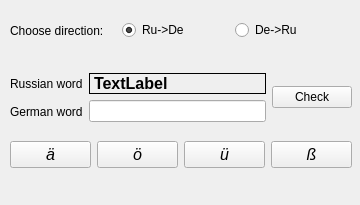
This is studywindow.ui in lelika1/disturber as Qt 5 draws it before an edit. The edited form follows.
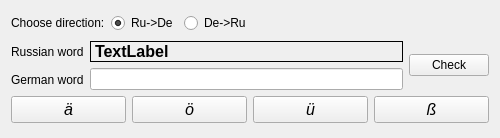
This is the edited form.

```diff
--- a/studywindow.ui
+++ b/studywindow.ui
@@ -9,8 +9,8 @@
    <rect>
     <x>0</x>
     <y>0</y>
-    <width>360</width>
-    <height>205</height>
+    <width>500</width>
+    <height>138</height>
    </rect>
   </property>
   <property name="sizePolicy">
@@ -21,14 +21,14 @@
   </property>
   <property name="minimumSize">
    <size>
-    <width>360</width>
-    <height>205</height>
+    <width>500</width>
+    <height>138</height>
    </size>
   </property>
   <property name="maximumSize">
    <size>
-    <width>360</width>
-    <height>205</height>
+    <width>500</width>
+    <height>138</height>
    </size>
   </property>
   <property name="cursor">
@@ -37,15 +37,8 @@
   <property name="windowTitle">
    <string>Study window</string>
   </property>
-  <widget class="QWidget" name="layoutWidget">
-   <property name="geometry">
-    <rect>
-     <x>10</x>
-     <y>20</y>
-     <width>331</width>
-     <height>21</height>
-    </rect>
-   </property>
+  <layout class="QVBoxLayout" name="verticalLayout_4">
+   <item>
    <layout class="QHBoxLayout" name="horizontalLayout_3">
     <item>
      <widget class="QLabel" name="label_3">
@@ -71,17 +64,22 @@
       </property>
      </widget>
     </item>
-   </layout>
-  </widget>
-  <widget class="QWidget" name="layoutWidget">
-   <property name="geometry">
-    <rect>
-     <x>10</x>
-     <y>60</y>
-     <width>342</width>
-     <height>121</height>
-    </rect>
-   </property>
+     <item>
+      <spacer name="horizontalSpacer">
+       <property name="orientation">
+        <enum>Qt::Horizontal</enum>
+       </property>
+       <property name="sizeHint" stdset="0">
+        <size>
+         <width>40</width>
+         <height>20</height>
+        </size>
+       </property>
+      </spacer>
+     </item>
+    </layout>
+   </item>
+   <item>
    <layout class="QVBoxLayout" name="verticalLayout_3">
     <item>
      <layout class="QHBoxLayout" name="horizontalLayout_2">
@@ -199,7 +197,8 @@
      </layout>
     </item>
    </layout>
-  </widget>
+   </item>
+  </layout>
  </widget>
  <resources/>
  <connections/>
```
Left out of the diff: 2 changed lines with no effect on the pictures. Lines whose indentation alone changed are shown as unchanged.
